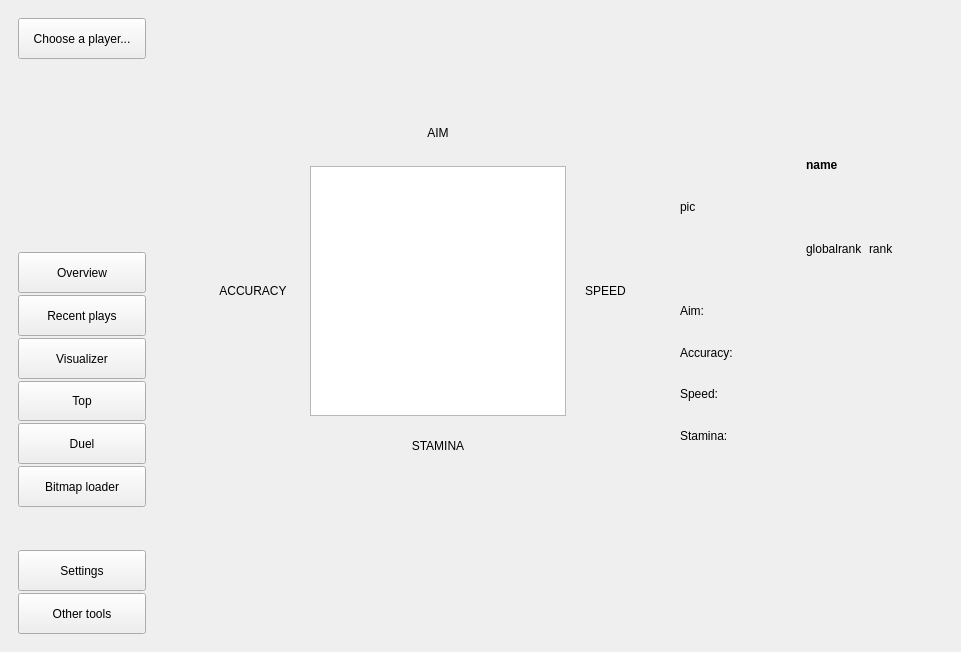
Qt form osu-master/mainwindow.ui (PrefectSol/osu-master) before a commit.
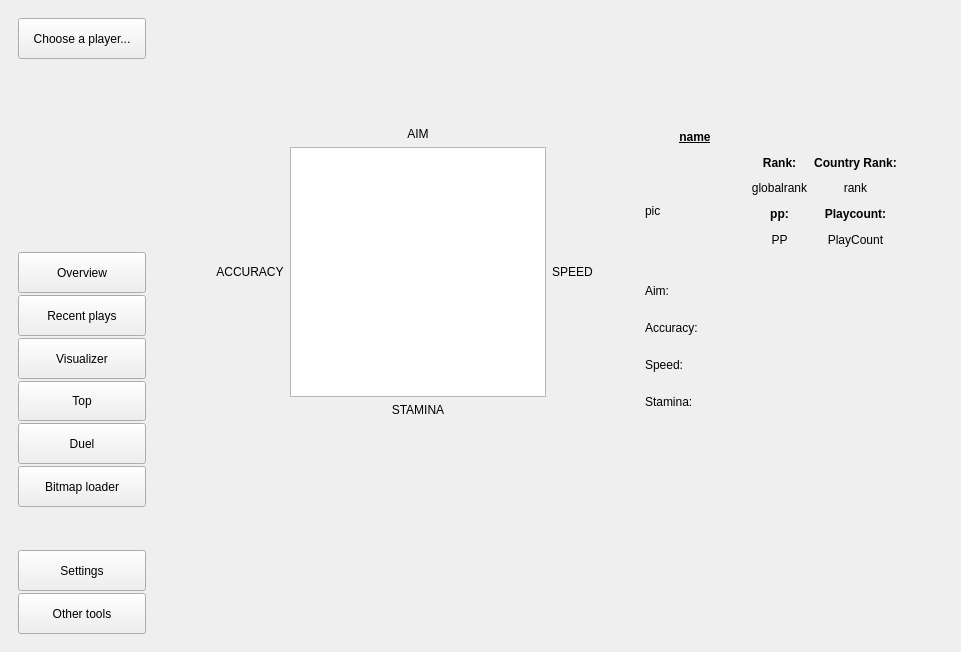
The same form after that commit.

```diff
--- a/osu-master/mainwindow.ui
+++ b/osu-master/mainwindow.ui
@@ -406,22 +406,19 @@
           </property>
          </spacer>
         </item>
-        <item row="1" column="0" rowspan="2">
-         <spacer name="horizontalSpacer_6">
-          <property name="orientation">
-           <enum>Qt::Horizontal</enum>
-          </property>
-          <property name="sizeHint" stdset="0">
-           <size>
-            <width>40</width>
-            <height>20</height>
-           </size>
-          </property>
-         </spacer>
-        </item>
-        <item row="1" column="1" rowspan="2">
+        <item row="1" column="1" rowspan="2" colspan="2">
          <layout class="QGridLayout" name="gridLayout_3">
-          <item row="2" column="2">
+          <item row="2" column="1">
+           <widget class="QLabel" name="label_26">
+            <property name="text">
+             <string>STAMINA</string>
+            </property>
+            <property name="alignment">
+             <set>Qt::AlignCenter</set>
+            </property>
+           </widget>
+          </item>
+          <item row="1" column="1">
            <widget class="QGraphicsView" name="graphicsView">
             <property name="minimumSize">
              <size>
@@ -431,56 +428,17 @@
             </property>
            </widget>
           </item>
-          <item row="2" column="0">
-           <widget class="QLabel" name="label">
+          <item row="0" column="1">
+           <widget class="QLabel" name="label_27">
             <property name="text">
-             <string>ACCURACY</string>
+             <string>AIM</string>
             </property>
             <property name="alignment">
              <set>Qt::AlignCenter</set>
             </property>
            </widget>
           </item>
-          <item row="1" column="4">
-           <spacer name="horizontalSpacer_12">
-            <property name="orientation">
-             <enum>Qt::Horizontal</enum>
-            </property>
-            <property name="sizeHint" stdset="0">
-             <size>
-              <width>40</width>
-              <height>20</height>
-             </size>
-            </property>
-           </spacer>
-          </item>
-          <item row="2" column="1">
-           <spacer name="horizontalSpacer_4">
-            <property name="orientation">
-             <enum>Qt::Horizontal</enum>
-            </property>
-            <property name="sizeHint" stdset="0">
-             <size>
-              <width>17</width>
-              <height>17</height>
-             </size>
-            </property>
-           </spacer>
-          </item>
           <item row="1" column="2">
-           <spacer name="verticalSpacer_8">
-            <property name="orientation">
-             <enum>Qt::Vertical</enum>
-            </property>
-            <property name="sizeHint" stdset="0">
-             <size>
-              <width>20</width>
-              <height>17</height>
-             </size>
-            </property>
-           </spacer>
-          </item>
-          <item row="2" column="4">
            <widget class="QLabel" name="label_28">
             <property name="text">
              <string>SPEED</string>
@@ -490,46 +448,10 @@
             </property>
            </widget>
           </item>
-          <item row="0" column="2">
-           <widget class="QLabel" name="label_27">
+          <item row="1" column="0">
+           <widget class="QLabel" name="label">
             <property name="text">
-             <string>AIM</string>
-            </property>
-            <property name="alignment">
-             <set>Qt::AlignCenter</set>
-            </property>
-           </widget>
-          </item>
-          <item row="3" column="2">
-           <spacer name="verticalSpacer_5">
-            <property name="orientation">
-             <enum>Qt::Vertical</enum>
-            </property>
-            <property name="sizeHint" stdset="0">
-             <size>
-              <width>20</width>
-              <height>17</height>
-             </size>
-            </property>
-           </spacer>
-          </item>
-          <item row="2" column="3">
-           <spacer name="horizontalSpacer_5">
-            <property name="orientation">
-             <enum>Qt::Horizontal</enum>
-            </property>
-            <property name="sizeHint" stdset="0">
-             <size>
-              <width>13</width>
-              <height>20</height>
-             </size>
-            </property>
-           </spacer>
-          </item>
-          <item row="4" column="2">
-           <widget class="QLabel" name="label_26">
-            <property name="text">
-             <string>STAMINA</string>
+             <string>ACCURACY</string>
             </property>
             <property name="alignment">
              <set>Qt::AlignCenter</set>
@@ -538,86 +460,288 @@
           </item>
          </layout>
         </item>
-        <item row="1" column="2" rowspan="2">
-         <spacer name="horizontalSpacer_7">
-          <property name="orientation">
-           <enum>Qt::Horizontal</enum>
-          </property>
-          <property name="sizeHint" stdset="0">
-           <size>
-            <width>40</width>
-            <height>20</height>
-           </size>
-          </property>
-         </spacer>
-        </item>
-        <item row="1" column="3">
+        <item row="1" column="4" colspan="2">
          <layout class="QGridLayout" name="gridLayout_2">
-          <item row="1" column="0" rowspan="2">
-           <widget class="QLabel" name="picturelabel_2">
-            <property name="minimumSize">
-             <size>
-              <width>120</width>
-              <height>120</height>
-             </size>
+          <item row="2" column="1">
+           <widget class="QLabel" name="label_35">
+            <property name="font">
+             <font>
+              <bold>true</bold>
+              <stylestrategy>PreferAntialias</stylestrategy>
+             </font>
             </property>
             <property name="text">
-             <string>pic</string>
+             <string>Rank:</string>
+            </property>
+            <property name="alignment">
+             <set>Qt::AlignCenter</set>
             </property>
            </widget>
           </item>
-          <item row="2" column="2">
+          <item row="3" column="2">
            <widget class="QLabel" name="ranklabel">
+            <property name="font">
+             <font>
+              <stylestrategy>PreferAntialias</stylestrategy>
+             </font>
+            </property>
             <property name="text">
              <string>rank</string>
             </property>
+            <property name="alignment">
+             <set>Qt::AlignCenter</set>
+            </property>
            </widget>
           </item>
-          <item row="2" column="1">
+          <item row="4" column="2">
+           <widget class="QLabel" name="label_33">
+            <property name="font">
+             <font>
+              <bold>true</bold>
+              <stylestrategy>PreferAntialias</stylestrategy>
+             </font>
+            </property>
+            <property name="text">
+             <string>Playcount:</string>
+            </property>
+            <property name="alignment">
+             <set>Qt::AlignCenter</set>
+            </property>
+           </widget>
+          </item>
+          <item row="6" column="1" colspan="2">
+           <spacer name="horizontalSpacer_5">
+            <property name="orientation">
+             <enum>Qt::Horizontal</enum>
+            </property>
+            <property name="sizeHint" stdset="0">
+             <size>
+              <width>40</width>
+              <height>20</height>
+             </size>
+            </property>
+           </spacer>
+          </item>
+          <item row="3" column="1">
            <widget class="QLabel" name="globalranklabel">
+            <property name="font">
+             <font>
+              <stylestrategy>PreferAntialias</stylestrategy>
+             </font>
+            </property>
             <property name="text">
              <string>globalrank</string>
             </property>
+            <property name="alignment">
+             <set>Qt::AlignCenter</set>
+            </property>
+           </widget>
+          </item>
+          <item row="4" column="1">
+           <widget class="QLabel" name="label_34">
+            <property name="font">
+             <font>
+              <bold>true</bold>
+              <stylestrategy>PreferAntialias</stylestrategy>
+             </font>
+            </property>
+            <property name="text">
+             <string>pp:</string>
+            </property>
+            <property name="alignment">
+             <set>Qt::AlignCenter</set>
+            </property>
+           </widget>
+          </item>
+          <item row="5" column="1">
+           <widget class="QLabel" name="PPlabel">
+            <property name="font">
+             <font>
+              <stylestrategy>PreferAntialias</stylestrategy>
+             </font>
+            </property>
+            <property name="text">
+             <string>PP</string>
+            </property>
+            <property name="alignment">
+             <set>Qt::AlignCenter</set>
+            </property>
+           </widget>
+          </item>
+          <item row="5" column="2">
+           <widget class="QLabel" name="playcountlabel">
+            <property name="font">
+             <font>
+              <stylestrategy>PreferAntialias</stylestrategy>
+             </font>
+            </property>
+            <property name="text">
+             <string>PlayCount</string>
+            </property>
+            <property name="alignment">
+             <set>Qt::AlignCenter</set>
+            </property>
+           </widget>
+          </item>
+          <item row="2" column="2">
+           <widget class="QLabel" name="label_36">
+            <property name="font">
+             <font>
+              <bold>true</bold>
+              <stylestrategy>PreferAntialias</stylestrategy>
+             </font>
+            </property>
+            <property name="text">
+             <string>Country Rank:</string>
+            </property>
+            <property name="alignment">
+             <set>Qt::AlignCenter</set>
+            </property>
            </widget>
           </item>
           <item row="1" column="1" colspan="2">
+           <spacer name="horizontalSpacer_4">
+            <property name="orientation">
+             <enum>Qt::Horizontal</enum>
+            </property>
+            <property name="sizeHint" stdset="0">
+             <size>
+              <width>40</width>
+              <height>20</height>
+             </size>
+            </property>
+           </spacer>
+          </item>
+          <item row="2" column="0" rowspan="5">
+           <widget class="QLabel" name="picturelabel_2">
+            <property name="minimumSize">
+             <size>
+              <width>100</width>
+              <height>100</height>
+             </size>
+            </property>
+            <property name="sizeIncrement">
+             <size>
+              <width>0</width>
+              <height>0</height>
+             </size>
+            </property>
+            <property name="frameShape">
+             <enum>QFrame::NoFrame</enum>
+            </property>
+            <property name="frameShadow">
+             <enum>QFrame::Plain</enum>
+            </property>
+            <property name="lineWidth">
+             <number>3</number>
+            </property>
+            <property name="text">
+             <string>pic</string>
+            </property>
+           </widget>
+          </item>
+          <item row="1" column="0">
            <widget class="QLabel" name="usernamelabel_2">
             <property name="font">
              <font>
               <italic>false</italic>
               <bold>true</bold>
-              <underline>false</underline>
+              <underline>true</underline>
+              <stylestrategy>PreferAntialias</stylestrategy>
              </font>
             </property>
             <property name="text">
              <string>name</string>
             </property>
+            <property name="alignment">
+             <set>Qt::AlignCenter</set>
+            </property>
            </widget>
           </item>
          </layout>
         </item>
-        <item row="1" column="4" rowspan="2">
-         <spacer name="horizontalSpacer_10">
-          <property name="orientation">
-           <enum>Qt::Horizontal</enum>
-          </property>
-          <property name="sizeHint" stdset="0">
-           <size>
-            <width>36</width>
-            <height>20</height>
-           </size>
-          </property>
-         </spacer>
-        </item>
         <item row="2" column="3">
+         <spacer name="horizontalSpacer_7">
+          <property name="orientation">
+           <enum>Qt::Horizontal</enum>
+          </property>
+          <property name="sizeHint" stdset="0">
+           <size>
+            <width>40</width>
+            <height>20</height>
+           </size>
+          </property>
+         </spacer>
+        </item>
+        <item row="3" column="2">
+         <spacer name="verticalSpacer_5">
+          <property name="orientation">
+           <enum>Qt::Vertical</enum>
+          </property>
+          <property name="sizeHint" stdset="0">
+           <size>
+            <width>20</width>
+            <height>94</height>
+           </size>
+          </property>
+         </spacer>
+        </item>
+        <item row="1" column="6">
+         <spacer name="horizontalSpacer_10">
+          <property name="orientation">
+           <enum>Qt::Horizontal</enum>
+          </property>
+          <property name="sizeHint" stdset="0">
+           <size>
+            <width>43</width>
+            <height>17</height>
+           </size>
+          </property>
+         </spacer>
+        </item>
+        <item row="1" column="0">
+         <spacer name="horizontalSpacer_6">
+          <property name="orientation">
+           <enum>Qt::Horizontal</enum>
+          </property>
+          <property name="sizeHint" stdset="0">
+           <size>
+            <width>40</width>
+            <height>20</height>
+           </size>
+          </property>
+         </spacer>
+        </item>
+        <item row="4" column="2">
+         <spacer name="verticalSpacer_11">
+          <property name="orientation">
+           <enum>Qt::Vertical</enum>
+          </property>
+          <property name="sizeHint" stdset="0">
+           <size>
+            <width>59</width>
+            <height>70</height>
+           </size>
+          </property>
+         </spacer>
+        </item>
+        <item row="2" column="4" colspan="2">
          <layout class="QVBoxLayout" name="verticalLayout_7">
           <item>
            <layout class="QHBoxLayout" name="horizontalLayout_5">
             <item>
              <widget class="QLabel" name="label_29">
+              <property name="font">
+               <font>
+                <stylestrategy>PreferAntialias</stylestrategy>
+               </font>
+              </property>
               <property name="text">
                <string>Aim:</string>
               </property>
+              <property name="alignment">
+               <set>Qt::AlignLeading|Qt::AlignLeft|Qt::AlignVCenter</set>
+              </property>
              </widget>
             </item>
             <item>
@@ -633,9 +757,17 @@
            <layout class="QHBoxLayout" name="horizontalLayout_18">
             <item>
              <widget class="QLabel" name="label_30">
+              <property name="font">
+               <font>
+                <stylestrategy>PreferAntialias</stylestrategy>
+               </font>
+              </property>
               <property name="text">
                <string>Accuracy:</string>
               </property>
+              <property name="alignment">
+               <set>Qt::AlignLeading|Qt::AlignLeft|Qt::AlignVCenter</set>
+              </property>
              </widget>
             </item>
             <item>
@@ -651,9 +783,17 @@
            <layout class="QHBoxLayout" name="horizontalLayout_19">
             <item>
              <widget class="QLabel" name="label_31">
+              <property name="font">
+               <font>
+                <stylestrategy>PreferAntialias</stylestrategy>
+               </font>
+              </property>
               <property name="text">
                <string>Speed:</string>
               </property>
+              <property name="alignment">
+               <set>Qt::AlignLeading|Qt::AlignLeft|Qt::AlignVCenter</set>
+              </property>
              </widget>
             </item>
             <item>
@@ -669,9 +809,17 @@
            <layout class="QHBoxLayout" name="horizontalLayout_20">
             <item>
              <widget class="QLabel" name="label_32">
+              <property name="font">
+               <font>
+                <stylestrategy>PreferAntialias</stylestrategy>
+               </font>
+              </property>
               <property name="text">
                <string>Stamina:</string>
               </property>
+              <property name="alignment">
+               <set>Qt::AlignLeading|Qt::AlignLeft|Qt::AlignVCenter</set>
+              </property>
              </widget>
             </item>
             <item>
@@ -685,32 +833,6 @@
           </item>
          </layout>
         </item>
-        <item row="3" column="3">
-         <spacer name="verticalSpacer_11">
-          <property name="orientation">
-           <enum>Qt::Vertical</enum>
-          </property>
-          <property name="sizeHint" stdset="0">
-           <size>
-            <width>59</width>
-            <height>70</height>
-           </size>
-          </property>
-         </spacer>
-        </item>
-        <item row="4" column="1">
-         <spacer name="verticalSpacer_7">
-          <property name="orientation">
-           <enum>Qt::Vertical</enum>
-          </property>
-          <property name="sizeHint" stdset="0">
-           <size>
-            <width>20</width>
-            <height>69</height>
-           </size>
-          </property>
-         </spacer>
-        </item>
        </layout>
       </widget>
       <widget class="QWidget" name="recentPage">
```
